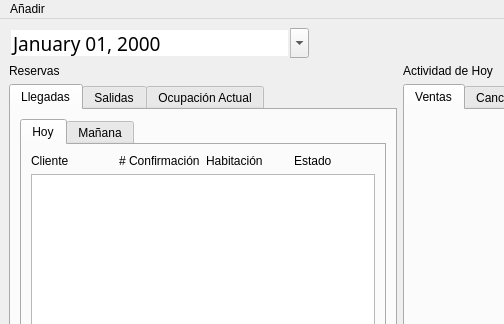
Old version of the form Componentes_Visuales/Ventana_Principal/ventanaprincipal.ui in the repository Dennis-Villa/Gestor_Hotelero; both pictures show x 0 to 504 and y 0 to 324 of the 800 by 600 pixel window.
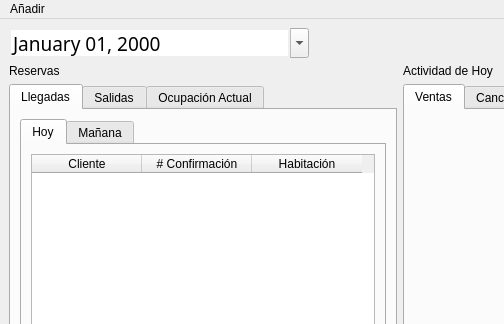
New version of the form. The open tabs and pages were chosen to show the change.

```diff
--- a/Componentes_Visuales/Ventana_Principal/ventanaprincipal.ui
+++ b/Componentes_Visuales/Ventana_Principal/ventanaprincipal.ui
@@ -140,39 +140,41 @@
                </attribute>
                <layout class="QVBoxLayout" name="verticalLayout_5">
                 <item>
-                 <layout class="QHBoxLayout" name="horizontalLayout_2">
-                  <item>
-                   <widget class="QLabel" name="label_3">
+                 <widget class="QTableWidget" name="tableWidgetLlegadasHoy">
+                  <property name="rowCount">
+                   <number>0</number>
+                  </property>
+                  <property name="columnCount">
+                   <number>3</number>
+                  </property>
+                  <attribute name="horizontalHeaderCascadingSectionResizes">
+                   <bool>false</bool>
+                  </attribute>
+                  <attribute name="horizontalHeaderDefaultSectionSize">
+                   <number>110</number>
+                  </attribute>
+                  <attribute name="verticalHeaderShowSortIndicator" stdset="0">
+                   <bool>false</bool>
+                  </attribute>
+                  <attribute name="verticalHeaderStretchLastSection">
+                   <bool>false</bool>
+                  </attribute>
+                  <column>
                     <property name="text">
                      <string>Cliente</string>
                     </property>
-                   </widget>
-                  </item>
-                  <item>
-                   <widget class="QLabel" name="label_4">
+                  </column>
+                  <column>
                     <property name="text">
                      <string># Confirmación</string>
                     </property>
-                   </widget>
-                  </item>
-                  <item>
-                   <widget class="QLabel" name="label_5">
+                  </column>
+                  <column>
                     <property name="text">
                      <string>Habitación</string>
                     </property>
-                   </widget>
-                  </item>
-                  <item>
-                   <widget class="QLabel" name="label_6">
-                    <property name="text">
-                     <string>Estado</string>
-                    </property>
-                   </widget>
-                  </item>
-                 </layout>
-                </item>
-                <item>
-                 <widget class="QTableView" name="tableView"/>
+                  </column>
+                 </widget>
                 </item>
                </layout>
               </widget>
```
Left out of the diff: 56 changed lines with no effect on the pictures. Lines whose indentation alone changed are shown as unchanged.
